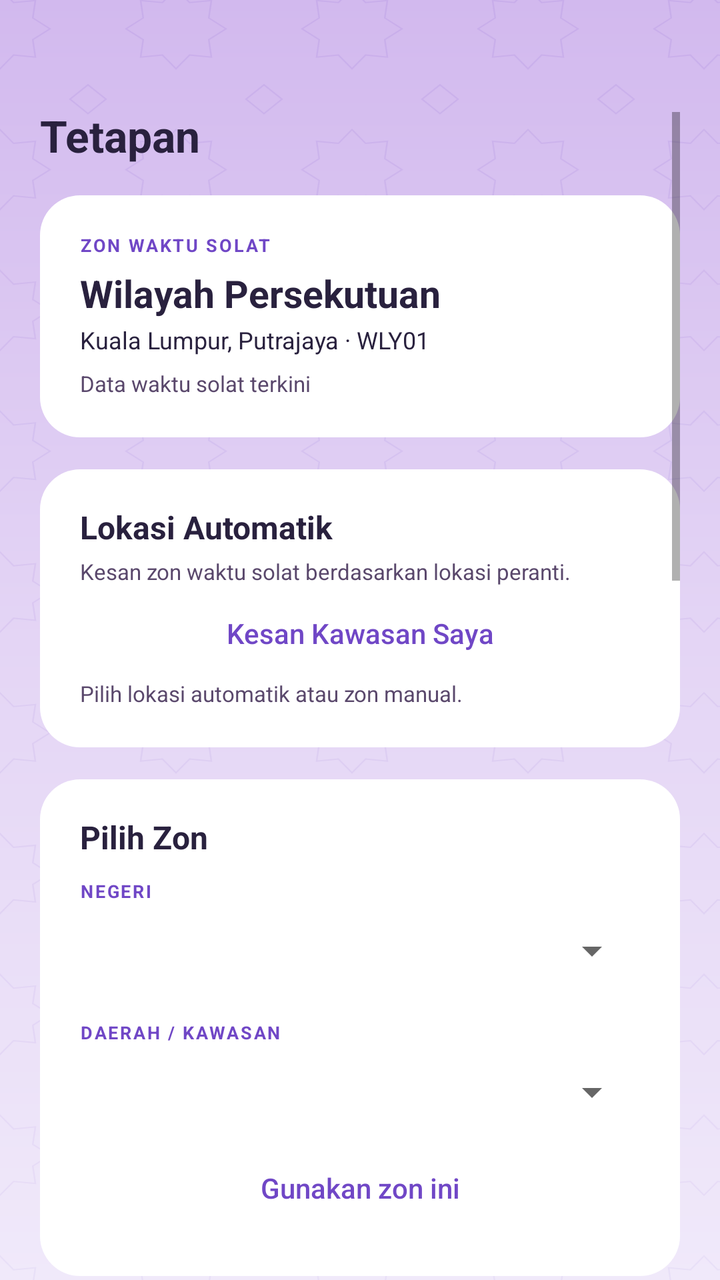
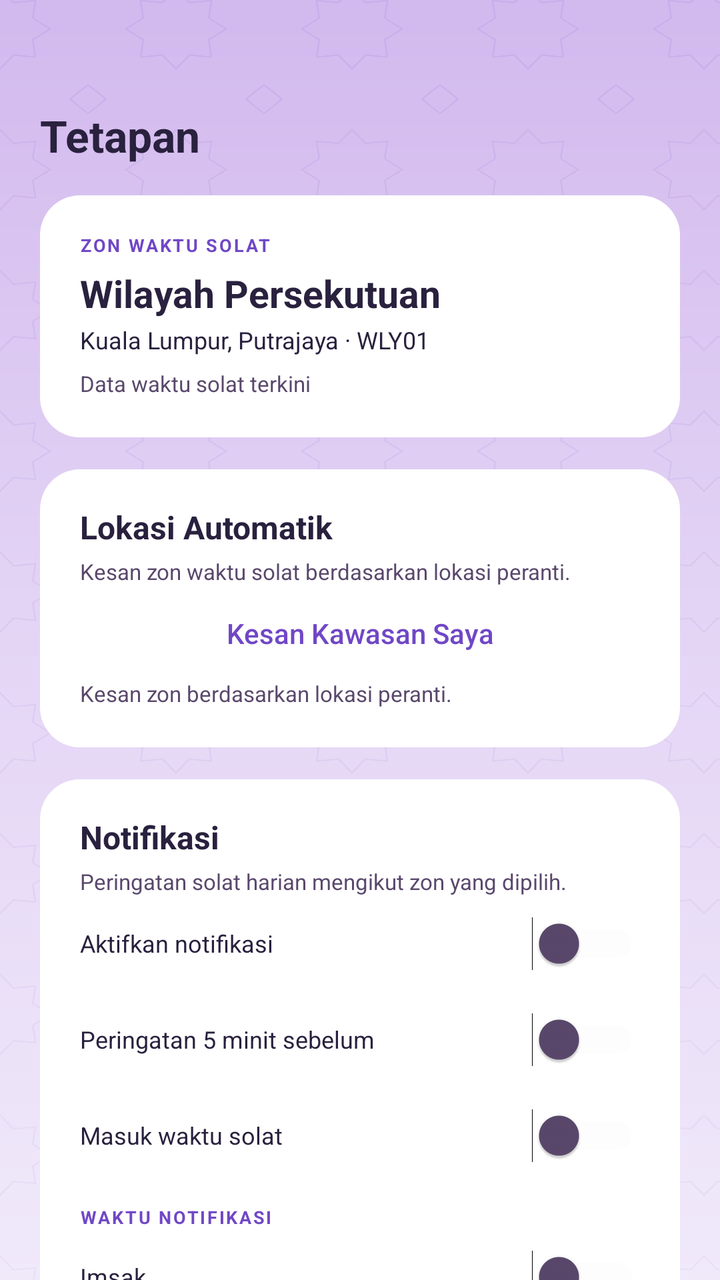

Screens rendered from an Android XML layout before and after an edit, with the pre-edit source and the edit as a unified diff.
<!-- AndroidManifest.xml: application theme Theme.WaktuSolatDZ -->
<!-- res/layout/screen_settings.xml -->
<?xml version="1.0" encoding="utf-8"?>
<ScrollView
    xmlns:android="http://schemas.android.com/apk/res/android"
    xmlns:tools="http://schemas.android.com/tools"
    android:layout_width="match_parent"
    android:layout_height="match_parent"
    android:fillViewport="true"
    android:background="@drawable/bg_settings"
    android:paddingStart="20dp"
    android:paddingEnd="20dp"
    android:paddingTop="56dp"
    android:paddingBottom="24dp"
    android:clipToPadding="false">
    <LinearLayout
        android:layout_width="match_parent"
        android:layout_height="wrap_content"
        android:orientation="vertical">
        <TextView
            style="@style/HomeHeading"
            android:textSize="22sp"
            android:text="Tetapan" />
        <LinearLayout
            android:layout_width="match_parent"
            android:layout_height="wrap_content"
            android:orientation="vertical"
            android:background="@drawable/bg_home_card"
            android:padding="20dp"
            android:layout_marginTop="16dp">
            <TextView
                style="@style/HomeLabel"
                android:text="ZON WAKTU SOLAT" />
            <TextView
                style="@style/HomeHeading"
                android:layout_marginTop="8dp"
                android:id="@+id/current_state"
                android:text="Wilayah Persekutuan" />
            <TextView
                style="@style/HomeText"
                android:layout_marginTop="5dp"
                android:id="@+id/current_district"
                android:text="Kuala Lumpur, Putrajaya · WLY01" />
            <TextView
                style="@style/HomeMuted"
                android:layout_marginTop="8dp"
                android:id="@+id/data_status"
                android:text="Data waktu solat terkini" />
        </LinearLayout>
        <LinearLayout
            android:layout_width="match_parent"
            android:layout_height="wrap_content"
            android:orientation="vertical"
            android:background="@drawable/bg_home_card"
            android:padding="20dp"
            android:layout_marginTop="16dp">
            <TextView
                style="@style/HomeHeading"
                android:textSize="16sp"
                android:text="Lokasi Automatik" />
            <TextView
                style="@style/HomeMuted"
                android:layout_marginTop="6dp"
                android:text="Kesan zon waktu solat berdasarkan lokasi peranti." />
            <Button
                android:id="@+id/detect_location"
                style="?android:attr/borderlessButtonStyle"
                android:layout_width="match_parent"
                android:layout_height="wrap_content"
                android:minHeight="48dp"
                android:text="Kesan Kawasan Saya"
                android:textAllCaps="false"
                android:textColor="@color/home_purple" />
            <TextView
                style="@style/HomeMuted"
                android:id="@+id/location_status"
                android:text="Pilih lokasi automatik atau zon manual." />
        </LinearLayout>
        <LinearLayout
            android:layout_width="match_parent"
            android:layout_height="wrap_content"
            android:orientation="vertical"
            android:background="@drawable/bg_home_card"
            android:padding="20dp"
            android:layout_marginTop="16dp">
            <TextView
                style="@style/HomeHeading"
                android:textSize="16sp"
                android:text="Pilih Zon" />
            <TextView
                style="@style/HomeLabel"
                android:layout_marginTop="12dp"
                android:text="NEGERI" />
            <Spinner
                android:id="@+id/state_spinner"
                android:layout_width="match_parent"
                android:layout_height="48dp"
                android:prompt="@string/xml_select_state" />
            <TextView
                style="@style/HomeLabel"
                android:layout_marginTop="12dp"
                android:text="DAERAH / KAWASAN" />
            <Spinner
                android:id="@+id/zone_spinner"
                android:layout_width="match_parent"
                android:layout_height="48dp"
                android:prompt="@string/xml_select_zone" />
            <Button
                android:id="@+id/apply_zone"
                style="?android:attr/borderlessButtonStyle"
                android:layout_width="match_parent"
                android:layout_height="wrap_content"
                android:minHeight="48dp"
                android:text="Gunakan zon ini"
                android:textAllCaps="false"
                android:textColor="@color/home_purple" />
        </LinearLayout>
        <LinearLayout
            android:layout_width="match_parent"
            android:layout_height="wrap_content"
            android:orientation="vertical"
            android:background="@drawable/bg_home_card"
            android:padding="20dp"
            android:layout_marginTop="16dp">
            <TextView
                style="@style/HomeHeading"
                android:textSize="16sp"
                android:text="Notifikasi" />
            <TextView
                style="@style/HomeMuted"
                android:layout_marginTop="6dp"
                android:text="Peringatan solat harian mengikut zon yang dipilih." />
            <Switch
                android:id="@+id/notifications_enabled"
                android:layout_width="match_parent"
                android:layout_height="wrap_content"
                android:minHeight="48dp"
                android:text="Aktifkan notifikasi"
                android:textColor="@color/home_ink"
                android:textSize="12sp"
                android:thumbTint="@color/xml_switch_thumb"
                android:trackTint="@color/xml_switch_track"
                android:paddingTop="8dp"
                android:paddingBottom="8dp" />
            <LinearLayout
                android:layout_width="match_parent"
                android:layout_height="wrap_content"
                android:orientation="vertical"
                android:id="@+id/notification_options">
                <Switch
                    android:id="@+id/reminder_before"
                    android:layout_width="match_parent"
                    android:layout_height="wrap_content"
                    android:minHeight="48dp"
                    android:text="Peringatan 5 minit sebelum"
                    android:textColor="@color/home_ink"
                    android:textSize="12sp"
                    android:thumbTint="@color/xml_switch_thumb"
                    android:trackTint="@color/xml_switch_track"
                    android:paddingTop="8dp"
                    android:paddingBottom="8dp" />
                <Switch
                    android:id="@+id/notify_on_time"
                    android:layout_width="match_parent"
                    android:layout_height="wrap_content"
                    android:minHeight="48dp"
                    android:text="Masuk waktu solat"
                    android:textColor="@color/home_ink"
                    android:textSize="12sp"
                    android:thumbTint="@color/xml_switch_thumb"
                    android:trackTint="@color/xml_switch_track"
                    android:paddingTop="8dp"
                    android:paddingBottom="8dp" />
                <TextView
                    style="@style/HomeLabel"
                    android:layout_marginTop="12dp"
                    android:text="WAKTU NOTIFIKASI" />
                <Switch
                    android:id="@+id/slot_imsak"
                    android:layout_width="match_parent"
                    android:layout_height="wrap_content"
                    android:minHeight="48dp"
                    android:text="Imsak"
                    android:textColor="@color/home_ink"
                    android:textSize="12sp"
                    android:thumbTint="@color/xml_switch_thumb"
                    android:trackTint="@color/xml_switch_track"
                    android:paddingTop="8dp"
                    android:paddingBottom="8dp" />
                <Switch
                    android:id="@+id/slot_subuh"
                    android:layout_width="match_parent"
                    android:layout_height="wrap_content"
                    android:minHeight="48dp"
                    android:text="Subuh"
                    android:textColor="@color/home_ink"
                    android:textSize="12sp"
                    android:thumbTint="@color/xml_switch_thumb"
                    android:trackTint="@color/xml_switch_track"
                    android:paddingTop="8dp"
                    android:paddingBottom="8dp" />
                <Switch
                    android:id="@+id/slot_syuruk"
                    android:layout_width="match_parent"
                    android:layout_height="wrap_content"
                    android:minHeight="48dp"
                    android:text="Syuruk"
                    android:textColor="@color/home_ink"
                    android:textSize="12sp"
                    android:thumbTint="@color/xml_switch_thumb"
                    android:trackTint="@color/xml_switch_track"
                    android:paddingTop="8dp"
                    android:paddingBottom="8dp" />
                <Switch
                    android:id="@+id/slot_dhuha"
                    android:layout_width="match_parent"
                    android:layout_height="wrap_content"
                    android:minHeight="48dp"
                    android:text="Dhuha"
                    android:textColor="@color/home_ink"
                    android:textSize="12sp"
                    android:thumbTint="@color/xml_switch_thumb"
                    android:trackTint="@color/xml_switch_track"
                    android:paddingTop="8dp"
                    android:paddingBottom="8dp" />
                <Switch
                    android:id="@+id/slot_zohor"
                    android:layout_width="match_parent"
                    android:layout_height="wrap_content"
                    android:minHeight="48dp"
                    android:text="Zohor"
                    android:textColor="@color/home_ink"
                    android:textSize="12sp"
                    android:thumbTint="@color/xml_switch_thumb"
                    android:trackTint="@color/xml_switch_track"
                    android:paddingTop="8dp"
                    android:paddingBottom="8dp" />
                <Switch
                    android:id="@+id/slot_asar"
                    android:layout_width="match_parent"
                    android:layout_height="wrap_content"
                    android:minHeight="48dp"
                    android:text="Asar"
                    android:textColor="@color/home_ink"
                    android:textSize="12sp"
                    android:thumbTint="@color/xml_switch_thumb"
                    android:trackTint="@color/xml_switch_track"
                    android:paddingTop="8dp"
                    android:paddingBottom="8dp" />
                <Switch
                    android:id="@+id/slot_maghrib"
                    android:layout_width="match_parent"
                    android:layout_height="wrap_content"
                    android:minHeight="48dp"
                    android:text="Maghrib"
                    android:textColor="@color/home_ink"
                    android:textSize="12sp"
                    android:thumbTint="@color/xml_switch_thumb"
                    android:trackTint="@color/xml_switch_track"
                    android:paddingTop="8dp"
                    android:paddingBottom="8dp" />
                <Switch
                    android:id="@+id/slot_isyak"
                    android:layout_width="match_parent"
                    android:layout_height="wrap_content"
                    android:minHeight="48dp"
                    android:text="Isyak"
                    android:textColor="@color/home_ink"
                    android:textSize="12sp"
                    android:thumbTint="@color/xml_switch_thumb"
                    android:trackTint="@color/xml_switch_track"
                    android:paddingTop="8dp"
                    android:paddingBottom="8dp" />
                <LinearLayout
                    android:layout_width="match_parent"
                    android:layout_height="wrap_content"
                    android:orientation="vertical"
                    android:id="@+id/exact_alarm_panel"
                    android:layout_marginTop="12dp">
                    <TextView
                        style="@style/HomeMuted"
                        android:text='Notifikasi boleh lewat selagi "Alarm &amp; peringatan" belum dibenarkan. Benarkan untuk peringatan 5 minit dan masuk waktu yang tepat.' />
                    <Button
                        android:id="@+id/allow_exact_alarm"
                        style="?android:attr/borderlessButtonStyle"
                        android:layout_width="match_parent"
                        android:layout_height="wrap_content"
                        android:minHeight="48dp"
                        android:text="Benarkan Alarm &amp; peringatan"
                        android:textAllCaps="false"
                        android:textColor="@color/home_purple" />
                </LinearLayout>
                <LinearLayout
                    android:layout_width="match_parent"
                    android:layout_height="wrap_content"
                    android:orientation="vertical"
                    android:id="@+id/battery_panel"
                    android:layout_marginTop="12dp">
                    <TextView
                        style="@style/HomeMuted"
                        android:text="Benarkan app berjalan di latar belakang supaya notifikasi boleh diterima semasa telefon tidak digunakan." />
                    <Button
                        android:id="@+id/allow_battery"
                        style="?android:attr/borderlessButtonStyle"
                        android:layout_width="match_parent"
                        android:layout_height="wrap_content"
                        android:minHeight="48dp"
                        android:text="Tetapan bateri"
                        android:textAllCaps="false"
                        android:textColor="@color/home_purple" />
                </LinearLayout>
            </LinearLayout>
        </LinearLayout>
        <TextView
            style="@style/HomeMuted"
            android:layout_marginTop="16dp"
            android:gravity="center"
            android:text="Zon yang dipilih akan disimpan pada peranti ini." />
        <TextView
            style="@style/HomeMuted"
            android:layout_marginTop="20dp"
            android:gravity="center"
            android:text="Powered by Deenz Studios" />
    </LinearLayout>
</ScrollView>
<!-- resources referenced by this layout -->
<resources>
  <color name="home_ink">#29213E</color>
  <color name="home_purple">#7047C6</color>
  <!-- drawable bg_home_card (drawable) -->
  <shape xmlns:android="http://schemas.android.com/apk/res/android">
      <solid android:color="@color/home_white" />
      <corners android:radius="20dp" />
  </shape>
  <!-- drawable bg_settings: vector/xml drawable (drawable, 17278 chars, omitted) -->
  <string name="xml_select_state">Pilih negeri</string>
  <string name="xml_select_zone">Pilih daerah atau kawasan</string>
  <style name="HomeHeading" parent="HomeText">
          <item name="android:textSize">19sp</item>
          <item name="android:textStyle">bold</item>
      </style>
  <style name="HomeLabel" parent="HomeText">
          <item name="android:textColor">@color/home_purple</item>
          <item name="android:textSize">9sp</item>
          <item name="android:textStyle">bold</item>
          <item name="android:letterSpacing">0.10</item>
      </style>
  <style name="HomeMuted" parent="HomeText">
          <item name="android:textColor">@color/home_muted</item>
          <item name="android:textSize">11sp</item>
      </style>
  <style name="HomeText" parent="@android:style/Widget.TextView">
          <item name="android:layout_width">wrap_content</item>
          <item name="android:layout_height">wrap_content</item>
          <item name="android:fontFamily">sans-serif</item>
          <item name="android:includeFontPadding">false</item>
          <item name="android:textColor">@color/home_ink</item>
          <item name="android:textSize">12sp</item>
      </style>
  <style name="Theme.WaktuSolatDZ" parent="android:Theme.Material.Light.NoActionBar" />
  <color name="home_white">#FFFFFF</color>
  <color name="home_muted">#5A486C</color>
</resources>

<!-- the commit's change to res/layout/screen_settings.xml (unified diff, before → after) -->
@@ -5,6 +5,7 @@
     android:layout_width="match_parent"
     android:layout_height="match_parent"
     android:fillViewport="true"
+    android:scrollbars="none"
     android:background="@drawable/bg_settings"
     android:paddingStart="20dp"
     android:paddingEnd="20dp"
@@ -72,46 +73,7 @@
             <TextView
                 style="@style/HomeMuted"
                 android:id="@+id/location_status"
-                android:text="Pilih lokasi automatik atau zon manual." />
-        </LinearLayout>
-        <LinearLayout
-            android:layout_width="match_parent"
-            android:layout_height="wrap_content"
-            android:orientation="vertical"
-            android:background="@drawable/bg_home_card"
-            android:padding="20dp"
-            android:layout_marginTop="16dp">
-            <TextView
-                style="@style/HomeHeading"
-                android:textSize="16sp"
-                android:text="Pilih Zon" />
-            <TextView
-                style="@style/HomeLabel"
-                android:layout_marginTop="12dp"
-                android:text="NEGERI" />
-            <Spinner
-                android:id="@+id/state_spinner"
-                android:layout_width="match_parent"
-                android:layout_height="48dp"
-                android:prompt="@string/xml_select_state" />
-            <TextView
-                style="@style/HomeLabel"
-                android:layout_marginTop="12dp"
-                android:text="DAERAH / KAWASAN" />
-            <Spinner
-                android:id="@+id/zone_spinner"
-                android:layout_width="match_parent"
-                android:layout_height="48dp"
-                android:prompt="@string/xml_select_zone" />
-            <Button
-                android:id="@+id/apply_zone"
-                style="?android:attr/borderlessButtonStyle"
-                android:layout_width="match_parent"
-                android:layout_height="wrap_content"
-                android:minHeight="48dp"
-                android:text="Gunakan zon ini"
-                android:textAllCaps="false"
-                android:textColor="@color/home_purple" />
+                android:text="Kesan zon berdasarkan lokasi peranti." />
         </LinearLayout>
         <LinearLayout
             android:layout_width="match_parent"
<!-- resource entries referenced after the edit -->
@@ -8,8 +8,6 @@
       <corners android:radius="20dp" />
   </shape>
   <!-- drawable bg_settings: vector/xml drawable (drawable, 17278 chars, omitted) -->
-  <string name="xml_select_state">Pilih negeri</string>
-  <string name="xml_select_zone">Pilih daerah atau kawasan</string>
   <style name="HomeHeading" parent="HomeText">
           <item name="android:textSize">19sp</item>
           <item name="android:textStyle">bold</item>
